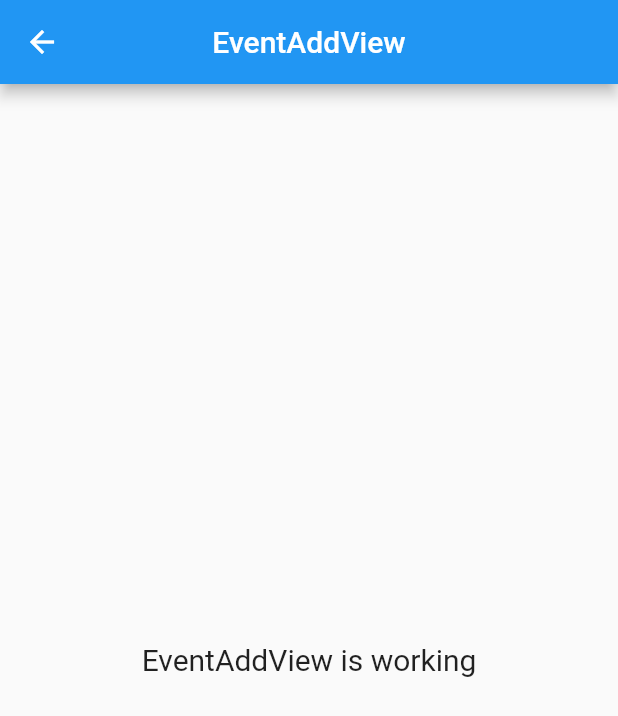
After one commit to tobiaditia/antrian, a Flutter app: the EventAddView screen opened by its route, on a phone screen of 412 x 824 dp. The commit adds this screen. Shown: the top 716 px of the screen. Run offline on Flutter 3.47's test engine with Material 2 defaults, Android fonts, the phone set to English and light mode, and no system bars; our stand-ins replace get, google_fonts.

Commit message:
save_stage1

```diff
--- a/lib/app/modules/event/views/event_view.dart
+++ b/lib/app/modules/event/views/event_view.dart
@@ -72,6 +72,12 @@ class EventView extends GetView<EventController> {
           ),
         ),
       ),
+    floatingActionButton: FloatingActionButton(
+      elevation: 2,
+        onPressed: () {},
+        backgroundColor: colorComponentPrimary,
+        child: const Icon(Icons.add),
+      ),
     );
   }
 }
--- /dev/null
+++ b/lib/app/modules/event_add/views/event_add_view.dart
@@ -0,0 +1,23 @@
+import 'package:flutter/material.dart';
+
+import 'package:get/get.dart';
+
+import '../controllers/event_add_controller.dart';
+
+class EventAddView extends GetView<EventAddController> {
+  @override
+  Widget build(BuildContext context) {
+    return Scaffold(
+      appBar: AppBar(
+        title: Text('EventAddView'),
+        centerTitle: true,
+      ),
+      body: Center(
+        child: Text(
+          'EventAddView is working',
+          style: TextStyle(fontSize: 20),
+        ),
+      ),
+    );
+  }
+}
--- a/lib/app/modules/home/views/home_view.dart
+++ b/lib/app/modules/home/views/home_view.dart
@@ -105,6 +105,7 @@ class HomeView extends GetView<HomeController> {
         ),
       ),
       floatingActionButton: FloatingActionButton(
+        elevation: 2,
         onPressed: () {},
         backgroundColor: colorComponentPrimary,
         child: const Icon(Icons.qr_code_scanner),
--- a/lib/app/routes/app_pages.dart
+++ b/lib/app/routes/app_pages.dart
@@ -2,6 +2,8 @@ import 'package:get/get.dart';
 
 import '../modules/event/bindings/event_binding.dart';
 import '../modules/event/views/event_view.dart';
+import '../modules/event_add/bindings/event_add_binding.dart';
+import '../modules/event_add/views/event_add_view.dart';
 import '../modules/event_detail/bindings/event_detail_binding.dart';
 import '../modules/event_detail/views/event_detail_view.dart';
 import '../modules/home/bindings/home_binding.dart';
@@ -44,5 +46,10 @@ class AppPages {
       page: () => EventDetailView(),
       binding: EventDetailBinding(),
     ),
+    GetPage(
+      name: _Paths.EVENT_ADD,
+      page: () => EventAddView(),
+      binding: EventAddBinding(),
+    ),
   ];
 }
--- a/lib/app/routes/app_routes.dart
+++ b/lib/app/routes/app_routes.dart
@@ -8,6 +8,7 @@ abstract class Routes {
   static const EVENT = _Paths.EVENT;
   static const PROFIL = _Paths.PROFIL;
   static const EVENT_DETAIL = _Paths.EVENT_DETAIL;
+  static const EVENT_ADD = _Paths.EVENT_ADD;
 }
 
 abstract class _Paths {
@@ -17,4 +18,5 @@ abstract class _Paths {
   static const EVENT = '/event';
   static const PROFIL = '/profil';
   static const EVENT_DETAIL = '/event-detail';
+  static const EVENT_ADD = '/event-add';
 }
```
Also changed, not shown: lib/app/modules/event_add/bindings/event_add_binding.dart (added, +12 -0 lines), lib/app/modules/event_add/controllers/event_add_controller.dart (added, +20 -0 lines), lib/app/modules/event_detail/views/event_detail_view.dart (+25 -6 lines).
